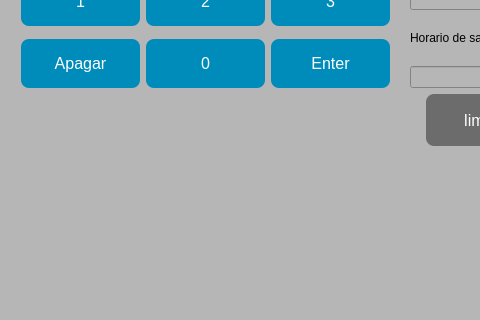
Above: T3/untitled.ui from HCAlles/Embarcados-T3-2 before the change; both pictures show x 0 to 480 and y 395 to 715 of the 1119 by 715 pixel window. Below: the same form after it.
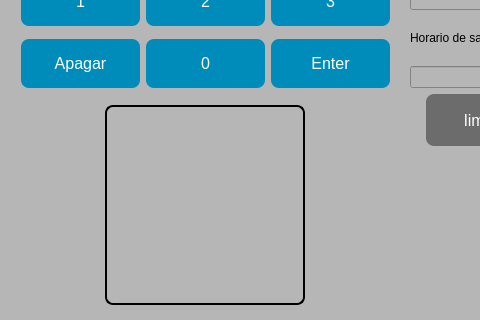
That is the form after the change.

Diff of the .ui file:
```diff
--- a/T3/untitled.ui
+++ b/T3/untitled.ui
@@ -523,6 +523,26 @@
     <string>Seu ID é:</string>
    </property>
   </widget>
+  <widget class="QLabel" name="label_imagem">
+   <property name="geometry">
+    <rect>
+     <x>105</x>
+     <y>500</y>
+     <width>200</width>
+     <height>200</height>
+    </rect>
+   </property>
+   <property name="styleSheet">
+    <string notr="true">font: 63 11pt &quot;Yu Gothic UI Semibold&quot;;
+border: 2px solid rgb(0,0,0);
+border-radius: 8px;
+
+</string>
+   </property>
+   <property name="text">
+    <string/>
+   </property>
+  </widget>
  </widget>
  <resources/>
  <connections/>
```
Left out of the diff: 166 changed lines with no effect on the pictures.
